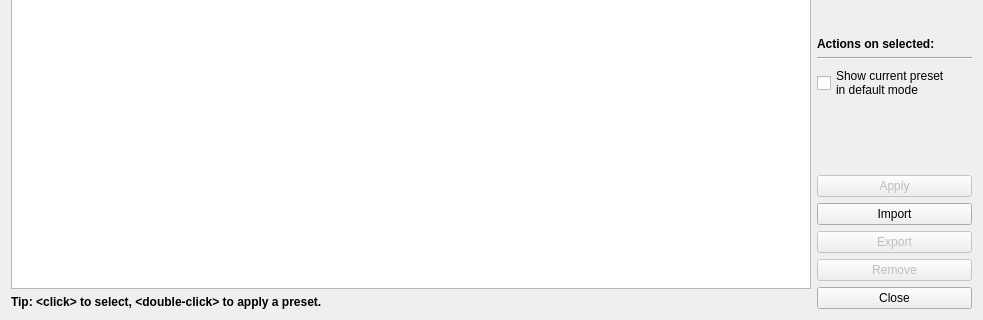
Before: the Qt Designer form Qt/Components/Resources/UI/pqPresetDialog.ui in Kitware/ParaView, drawn with Qt 5; both pictures show x 0 to 983 and y 231 to 551 of the 983 by 551 pixel window.
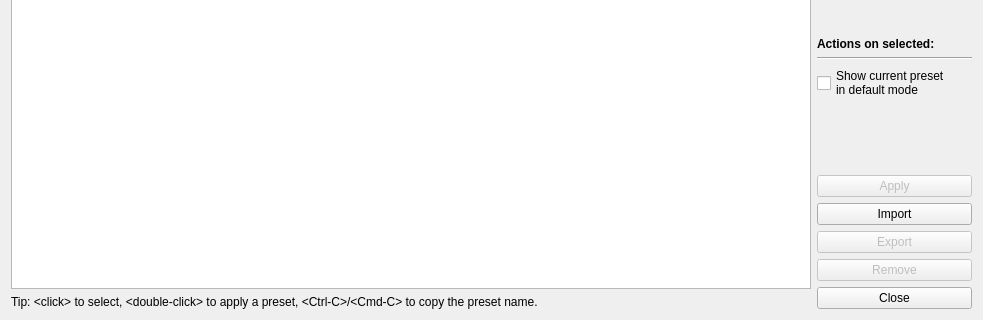
After: the same form once the commit is applied. Custom widgets are drawn as their Qt base class.

Commit message:
Cleanup minor UI details in presets dialog
- Removed underlines for default presets, they are now only bolded
- Removed `(matplotlib)` from preset names and added corresponding
  backwards compatibility support for python
- Added hint on copying preset name at the bottom of the dialog

Diff of the .ui file:
```diff
--- a/Qt/Components/Resources/UI/pqPresetDialog.ui
+++ b/Qt/Components/Resources/UI/pqPresetDialog.ui
@@ -53,7 +53,7 @@
    <item row="2" column="0" colspan="2">
     <widget class="QLabel" name="label">
      <property name="text">
-      <string>&lt;html&gt;&lt;head/&gt;&lt;body&gt;&lt;p&gt;&lt;span style=&quot; font-weight:600;&quot;&gt;Tip: &amp;lt;click&amp;gt; to select, &amp;lt;double-click&amp;gt; to apply a preset.&lt;/span&gt;&lt;/p&gt;&lt;/body&gt;&lt;/html&gt;</string>
+      <string>Tip: &amp;lt;click&amp;gt; to select, &amp;lt;double-click&amp;gt; to apply a preset, &amp;lt;Ctrl-C&amp;gt;/&amp;lt;Cmd-C&amp;gt; to copy the preset name.</string>
      </property>
     </widget>
    </item>
```
The commit also changes 8 other files.
